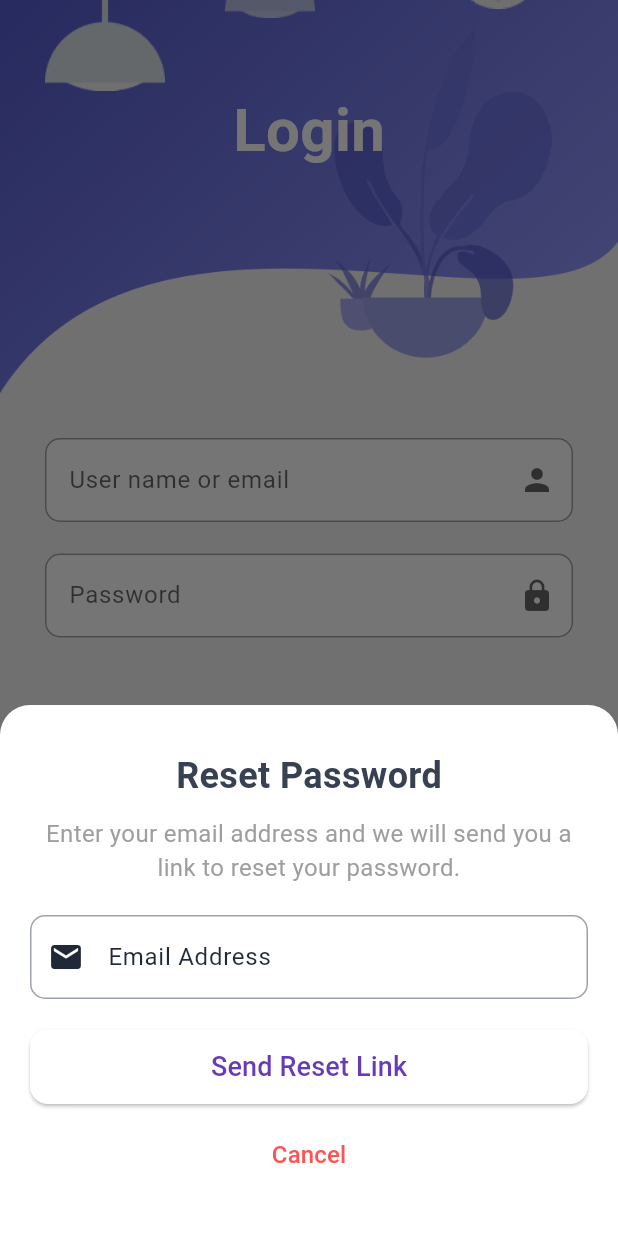
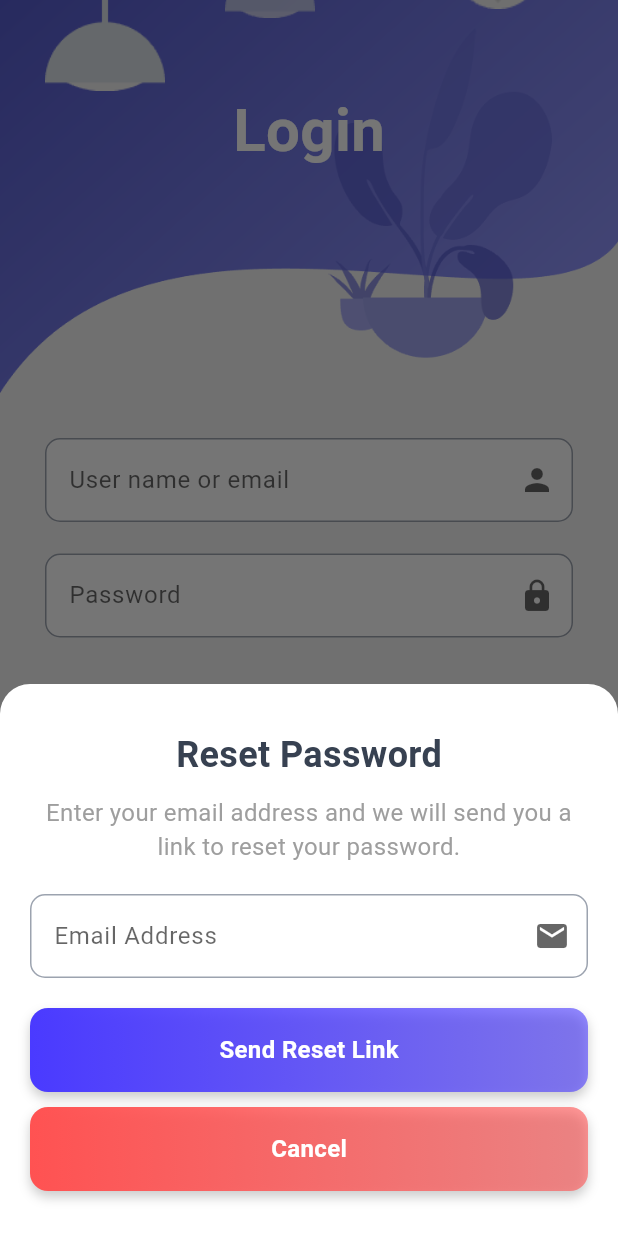
Before and after one commit to TA-rathnayaka/PublicPulse, a Flutter app: the screen it shows after launch, scrolled down 138 dp, after a tap on "Forgot Password?", on a phone screen of 412 x 824 dp. Run offline on Flutter 3.47's test engine with Material 3 defaults, Android fonts, the phone set to English and light mode, and no system bars; our stand-ins replace animate_do, cloud_firestore, firebase_auth, firebase_core, google_fonts, google_sign_in and 1 more; missing offline and left inert: flutter_facebook_auth; accounts and stored records are empty.

Commit message:
forget password style blending

```diff
--- a/client/lib/providers/screens_providers/profile_screen_provider.dart
+++ b/client/lib/providers/screens_providers/profile_screen_provider.dart
@@ -1,5 +1,6 @@
-
+import 'package:provider/provider.dart';
 import 'package:flutter/material.dart';
+import 'package:client/providers/user_provider.dart';
 
 
 class ProfileScreenProvider with ChangeNotifier {
@@ -39,7 +40,7 @@ class ProfileScreenProvider with ChangeNotifier {
   }
 
   Future<void> saveProfile(BuildContext context) async {
-    final userProvider=Provider.of<UserProvider>(context,listen: false);
+    final userProvider= Provider.of<UserProvider>(context,listen: false);
     try{
       // Extract and split the full name into firstName and lastName
       final nameParts = nameController.text.trim().split(' ');
--- a/client/lib/views/screens/login.dart
+++ b/client/lib/views/screens/login.dart
@@ -339,24 +339,22 @@ class Login extends StatelessWidget {
                 ),
                 const SizedBox(height: 20),
               TextField(
-                  controller: _forgotEmailController,
+                controller: _emailController,
                 decoration: InputDecoration(
-                    labelText: 'Email Address',
-                    hintText: 'example@example.com',
-                    border: OutlineInputBorder(
-                      borderRadius: BorderRadius.circular(12),
+                  hintText: 'Email Address',
+                  hintStyle: TextStyle(
+                      color: Theme.of(context)
+                          .hintColor), // Set hint style dynamically
+                  suffixIcon: Icon(
+                    Icons.email,
+                    color: Theme.of(context)
+                        .hintColor, // Use dynamic hint color
                   ),
-                    prefixIcon: const Icon(Icons.email),
                 ),
               ),
                 const SizedBox(height: 20),
-                ElevatedButton(
-                  style: ElevatedButton.styleFrom(
-                    shape: RoundedRectangleBorder(
-                      borderRadius: BorderRadius.circular(12),
-                    ),
-                    minimumSize: const Size(double.infinity, 50),
-                  ),
+                PrimaryButton(
+                  label: "Send Reset Link",
                   onPressed: () {
                     final email = _forgotEmailController.text;
                     if (email.isNotEmpty) {
@@ -376,21 +374,47 @@ class Login extends StatelessWidget {
                       );
                     }
                   },
+                ),
+                const SizedBox(height: 10),
+            Material(
+              color: Colors.transparent,  // Transparent to allow child decoration to be visible
+              child: Container(
+                height: 56,  // Standard minimum height for touch targets
+                width: double.infinity,  // Button width expands to fit its parent
+                decoration: BoxDecoration(
+                  borderRadius: BorderRadius.circular(12),  // Slightly larger radius for modern design
+                  gradient: LinearGradient(
+                    colors: [
+                      Colors.redAccent,  // Primary red for the cancel button
+                      Colors.redAccent.withOpacity(0.6),  // Slightly faded color for a modern effect
+                    ],
+                  ),
+                  boxShadow: [
+                    BoxShadow(
+                      color: Colors.black.withOpacity(0.2),
+                      blurRadius: 6,
+                      offset: Offset(0, 4),  // Creates a shadow effect
+                    ),
+                  ],
+                ),
+                child: InkWell(
+                  onTap: () {
+                    Navigator.pop(context);
+                  },  // Single onTap callback to handle button press
+                  borderRadius: BorderRadius.circular(12),  // Ensures the ripple effect is within the button's shape
+                  child: Center(
                     child: const Text(
-                    "Send Reset Link",
-                    style: TextStyle(fontSize: 18,color: Colors.deepPurple),
+                      "Cancel",
+                      style: TextStyle(
+                        color: Colors.white,
+                        fontWeight: FontWeight.bold,
+                        fontSize: 16,  // Adjusted font size for better readability
                       ),
                     ),
-                const SizedBox(height: 10),
-                TextButton(
-                  onPressed: () {
-                    Navigator.of(context).pop(); // Close the dialog
-                  },
-                  child: const Text(
-                    "Cancel",
-                    style: TextStyle(fontSize: 16, color: Colors.redAccent),
                   ),
                 ),
+              ),
+            )
               ],
             ),
           ),
```
Lines whose indentation alone changed are shown as unchanged.
